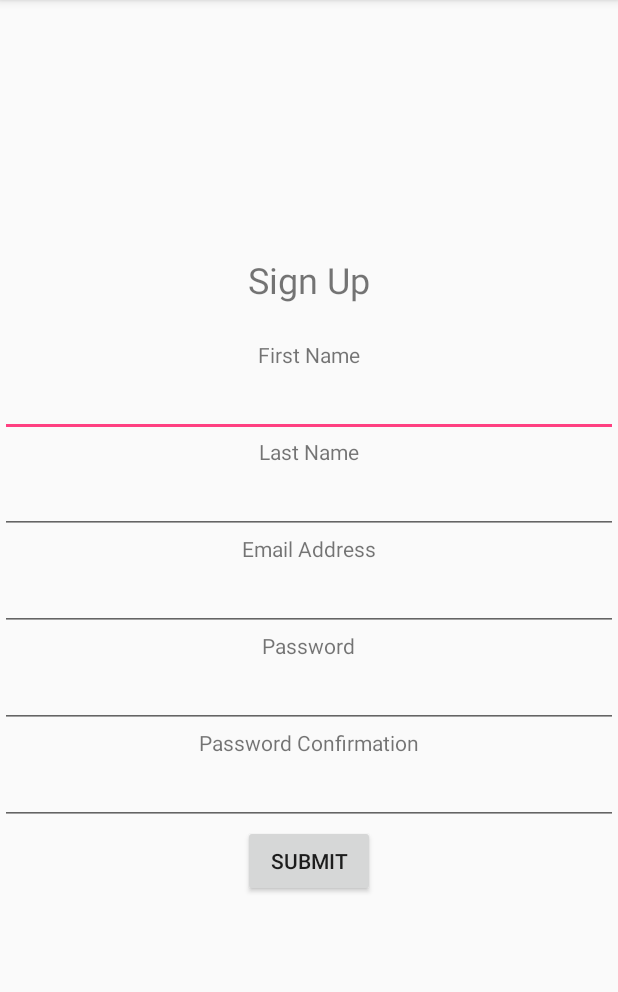
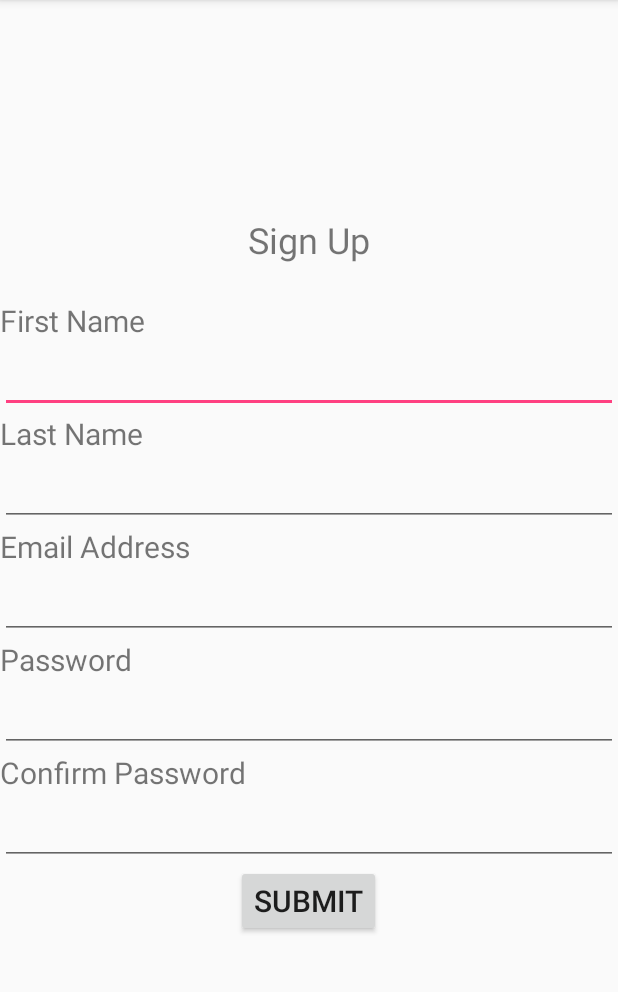
Before and after one commit to rabindrakhanal/bookself, an Android app: the screen it shows after launch (SignUpActivity), on a phone screen of 412 x 824 dp, the part 84-1076 px from its top. Run offline under Robolectric (Android 15) with nearby library versions, the phone set to English and light mode, and no system bars.

Commit message:
I have modified the view section. Please let me know if there is any further changes expected

```diff
--- a/app/src/main/res/layout/activity_sign_up.xml
+++ b/app/src/main/res/layout/activity_sign_up.xml
@@ -10,67 +10,85 @@
         android:layout_height="wrap_content"
         android:text="@string/sign_up_title"
         android:textSize="24dp"
-        android:paddingBottom="24dp"/>
+        android:paddingBottom="24dp" />
 
         <TextView
             android:layout_width="wrap_content"
             android:layout_height="wrap_content"
-        android:text="@string/first_name"/>
+            android:text="@string/first_name"
+            android:textSize="20sp"
+            android:layout_gravity="left"/>
 
         <EditText
             android:id="@+id/first_name_text_input"
             android:layout_height="wrap_content"
             android:layout_width="match_parent"
-        android:inputType="text"/>
+            android:inputType="text"
+            android:textSize="20sp"/>
+
+
 
     <TextView
         android:layout_width="wrap_content"
         android:layout_height="wrap_content"
-        android:text="@string/last_name"/>
+        android:text="@string/last_name"
+        android:textSize="20sp"
+        android:layout_gravity="left"/>
 
     <EditText
         android:id="@+id/last_name_text_input"
         android:layout_height="wrap_content"
         android:layout_width="match_parent"
-        android:inputType="text"/>
+        android:inputType="text"
+        android:textSize="20sp"/>
 
     <TextView
         android:layout_width="wrap_content"
         android:layout_height="wrap_content"
-        android:text="@string/email_address"/>
+        android:text="@string/email_address"
+        android:textSize="20sp"
+        android:layout_gravity="left"/>
 
     <EditText
         android:id="@+id/email_address_text_input"
         android:layout_height="wrap_content"
         android:layout_width="match_parent"
-        android:inputType="text"/>
+        android:inputType="text"
+        android:textSize="20sp"/>
 
     <TextView
         android:layout_width="wrap_content"
         android:layout_height="wrap_content"
-        android:text="@string/password"/>
+        android:text="@string/password"
+        android:textSize="20sp"
+        android:layout_gravity="left"/>
 
     <EditText
         android:id="@+id/password_text_input"
         android:layout_height="wrap_content"
         android:layout_width="match_parent"
-        android:inputType="textPassword"/>
+        android:inputType="textPassword"
+        android:textSize="20sp"/>
 
     <TextView
         android:layout_width="wrap_content"
         android:layout_height="wrap_content"
-        android:text="@string/password_confirmation"/>
+        android:text="@string/password_confirmation"
+        android:textSize="20sp"
+        android:layout_gravity="left"/>
 
     <EditText
         android:id="@+id/password_confirmation_text_input"
         android:layout_height="wrap_content"
         android:layout_width="match_parent"
-        android:inputType="textPassword"/>
+        android:inputType="textPassword"
+        android:textSize="20sp"/>
 
     <Button
         android:id="@+id/sign_up_submit_button"
         android:layout_width="wrap_content"
         android:layout_height="wrap_content"
-        android:text="@string/submit_button"/>
+        android:text="@string/submit_button"
+        android:textSize="20sp"/>
 
 </LinearLayout>
--- a/app/src/main/res/values/strings.xml
+++ b/app/src/main/res/values/strings.xml
@@ -4,7 +4,7 @@
     <string name="last_name">Last Name</string>
     <string name="email_address">Email Address</string>
     <string name="password">Password</string>
-    <string name="password_confirmation">Password Confirmation</string>
+    <string name="password_confirmation">Confirm Password</string>
     <string name="submit_button">Submit</string>
     <string name="sign_up_title">Sign Up</string>
     <string name="submit_toast">User account created!</string>
--- a/build.gradle
+++ b/build.gradle
@@ -21,3 +21,11 @@ allprojects {
 task clean(type: Delete) {
     delete rootProject.buildDir
 }
+allprojects {
+    repositories {
+        jcenter()
+        maven {
+            url "https://maven.google.com"
+        }
+    }
+}
```
Lines whose indentation alone changed are shown as unchanged.
